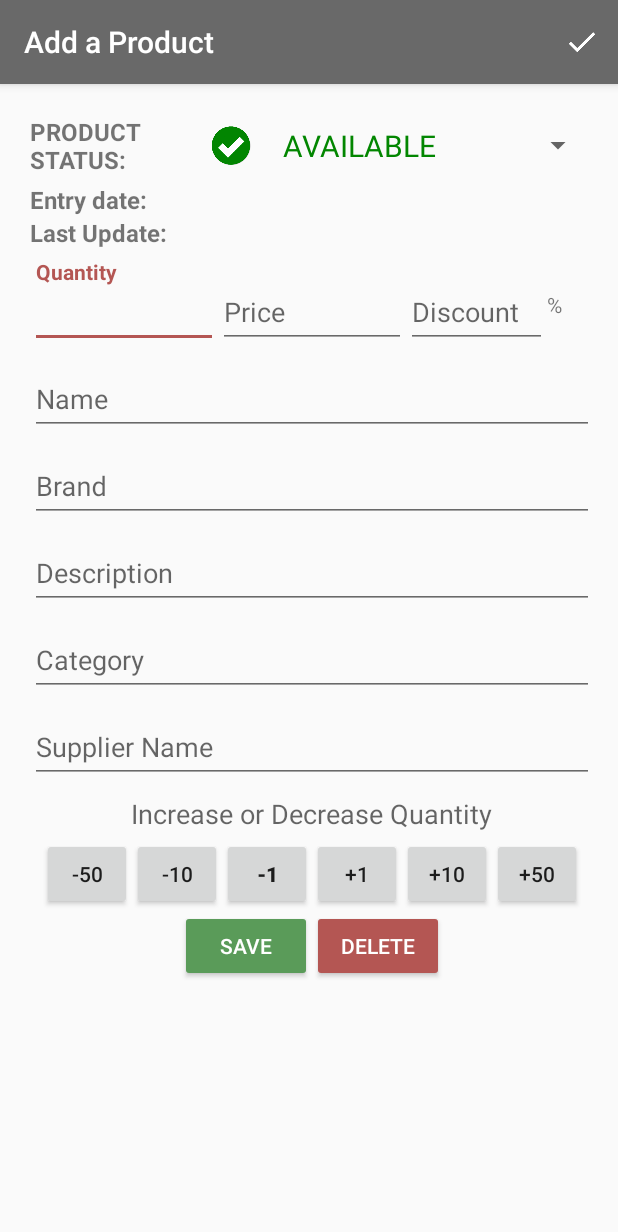
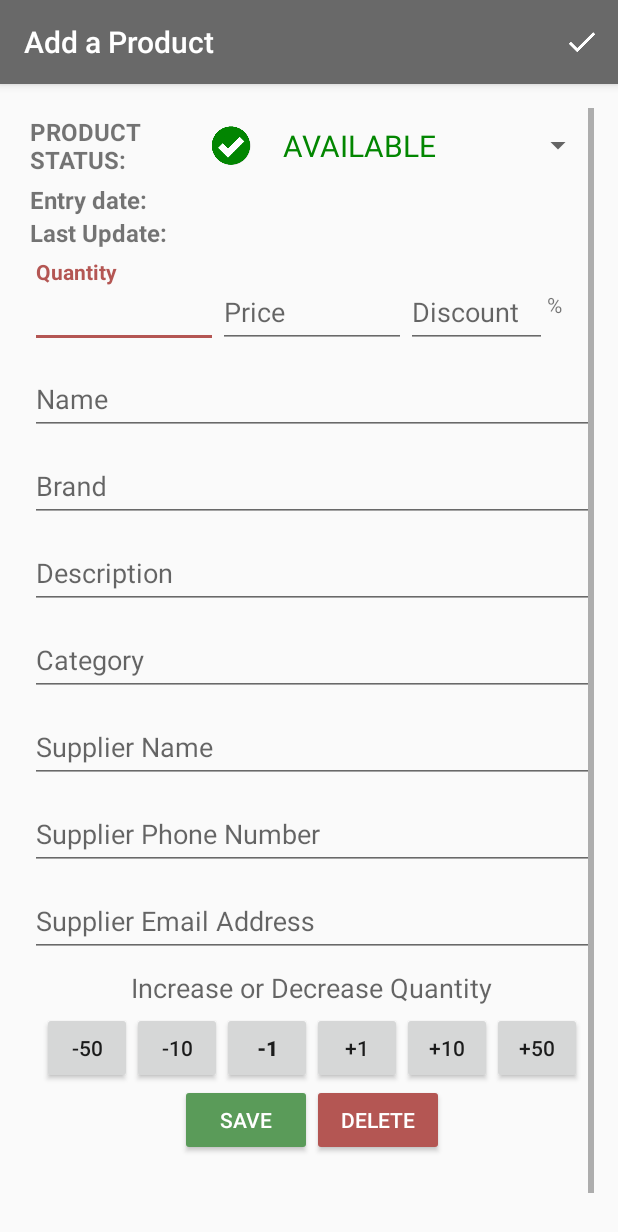
Before and after one commit to jesselima/nanodegree-android-basic-inventory-app, an Android app: the screen it shows after launch (EditorActivity), after a tap on an icon or button, on a phone screen of 412 x 824 dp. Shown: the top 1232 px of the screen. Run offline under Robolectric (Android 15) with nearby library versions, the phone set to English and light mode, and no system bars.

Commit message:
feat: Email and phone fields added to supplier

```diff
--- a/app/src/main/java/com/udacity/inventory/CatalogActivity.java
+++ b/app/src/main/java/com/udacity/inventory/CatalogActivity.java
@@ -132,13 +132,15 @@ public class CatalogActivity extends AppCompatActivity implements
                 int randomQuantity = randomQuantityGenerator.nextInt(300) + 10;
                 values.put(ProductEntry.COLUMN_PRODUCT_QUANTITY, randomQuantity);
             values.put(ProductEntry.COLUMN_PRODUCT_SUPPLIER, "Supplier of product " + i);
+            values.put(ProductEntry.COLUMN_PRODUCT_SUPPLIER_PHONE, "(531) 987-789-456");
+            values.put(ProductEntry.COLUMN_PRODUCT_SUPPLIER_EMAIL, "contact@supplier"+ i + ".com");
             values.put(ProductEntry.COLUMN_PRODUCT_ENTRY_DATE, timeStamp); // Epoch timestamp: 1528046360
             values.put(ProductEntry.COLUMN_PRODUCT_UPDATED, timeStamp); // Epoch timestamp: 1528046360
             values.put(ProductEntry.COLUMN_PRODUCT_PICTURE, R.drawable.dummy_image_smartphone); // Sample product image.
 
             Uri newUri = getContentResolver().insert(ProductEntry.CONTENT_URI, values);
         }
-        doToast(String.valueOf(sampleDataNumber-1) + " test products added to the data base.");
+        doToast(String.valueOf(sampleDataNumber-1) + " test products added to the database.");
     }
 
     private void deleteAllProducts() {
--- a/app/src/main/java/com/udacity/inventory/EditorActivity.java
+++ b/app/src/main/java/com/udacity/inventory/EditorActivity.java
@@ -49,6 +49,8 @@ public class EditorActivity extends AppCompatActivity implements
     private EditText mDiscountEditText;
     private EditText mQuantityEditText;
     private EditText mSupplierEditText;
+    private EditText mSupplierPhoneEditText;
+    private EditText mSupplierEmailEditText;
     private TextView mEntryDateEditText, mUpdatedDateEditText;
     private Spinner mProductStatusSpinner;
 
@@ -97,6 +99,8 @@ public class EditorActivity extends AppCompatActivity implements
         mDiscountEditText = findViewById(R.id.edit_product_discount);
         mQuantityEditText = findViewById(R.id.edit_product_quantity);
         mSupplierEditText = findViewById(R.id.edit_product_supplier);
+        mSupplierPhoneEditText = findViewById(R.id.edit_product_supplier_phone);
+        mSupplierEmailEditText = findViewById(R.id.edit_product_supplier_email);
 
         mEntryDateEditText = findViewById(R.id.tv_entry_date);
         mUpdatedDateEditText = findViewById(R.id.tv_updated_date);
@@ -111,6 +115,8 @@ public class EditorActivity extends AppCompatActivity implements
         mDiscountEditText.setOnTouchListener(mTouchListener);
         mQuantityEditText.setOnTouchListener(mTouchListener);
         mSupplierEditText.setOnTouchListener(mTouchListener);
+        mSupplierPhoneEditText.setOnTouchListener(mTouchListener);
+        mSupplierEmailEditText.setOnTouchListener(mTouchListener);
         mProductStatusSpinner.setOnTouchListener(mTouchListener);
         setupSpinner();
 
@@ -321,7 +327,9 @@ public class EditorActivity extends AppCompatActivity implements
                 ProductEntry.COLUMN_PRODUCT_SUPPLIER,
                 ProductEntry.COLUMN_PRODUCT_ENTRY_DATE,
                 ProductEntry.COLUMN_PRODUCT_UPDATED,
-                ProductEntry.COLUMN_PRODUCT_PICTURE };
+                ProductEntry.COLUMN_PRODUCT_PICTURE,
+                ProductEntry.COLUMN_PRODUCT_SUPPLIER_PHONE,
+                ProductEntry.COLUMN_PRODUCT_SUPPLIER_EMAIL };
 
         // This loader will execute the ContentProvider's query method on a background thread
         return new CursorLoader(this,   // Parent activity context
@@ -353,6 +361,8 @@ public class EditorActivity extends AppCompatActivity implements
             int discountColumnIndex =       cursor.getColumnIndex(ProductEntry.COLUMN_PRODUCT_DISCOUNT);
             int quantityColumnIndex =       cursor.getColumnIndex(ProductEntry.COLUMN_PRODUCT_QUANTITY);
             int supplierColumnIndex =       cursor.getColumnIndex(ProductEntry.COLUMN_PRODUCT_SUPPLIER);
+            int supplierPhoneColumnIndex =  cursor.getColumnIndex(ProductEntry.COLUMN_PRODUCT_SUPPLIER_PHONE);
+            int supplierEmailColumnIndex =  cursor.getColumnIndex(ProductEntry.COLUMN_PRODUCT_SUPPLIER_EMAIL);
             int statusColumnIndex =         cursor.getColumnIndex(ProductEntry.COLUMN_PRODUCT_STATUS);
             int entryDateColumnIndex =      cursor.getColumnIndex(ProductEntry.COLUMN_PRODUCT_ENTRY_DATE);
             int updatedColumnIndex =        cursor.getColumnIndex(ProductEntry.COLUMN_PRODUCT_UPDATED);
@@ -366,6 +376,8 @@ public class EditorActivity extends AppCompatActivity implements
             double  price =         cursor.getDouble(priceColumnIndex);
             int     discount =      cursor.getInt(discountColumnIndex);
             String  supplier =      cursor.getString(supplierColumnIndex);
+            String  supplierPhone = cursor.getString(supplierPhoneColumnIndex);
+            String  supplierEmail = cursor.getString(supplierEmailColumnIndex);
             int     quantity =      cursor.getInt(quantityColumnIndex);
 
             long entryDateLong = cursor.getInt(entryDateColumnIndex);
@@ -395,6 +407,8 @@ public class EditorActivity extends AppCompatActivity implements
             mDiscountEditText.setText(String.valueOf(discount));
             mQuantityEditText.setText(String.valueOf(quantity));
             mSupplierEditText.setText(supplier);
+            mSupplierPhoneEditText.setText(supplierPhone);
+            mSupplierEmailEditText.setText(supplierEmail);
 
             mEntryDateEditText.setText(String.valueOf(entryDate));
             mUpdatedDateEditText.setText(String.valueOf(updatedDate));
@@ -506,6 +520,8 @@ public class EditorActivity extends AppCompatActivity implements
         String descriptionString = mDescriptionEditText.getText().toString().trim();
         String categoryString = mCategoryEditText.getText().toString().trim();
         String supplier = mSupplierEditText.getText().toString().trim();
+        String supplierPhone = mSupplierPhoneEditText.getText().toString().trim();
+        String supplierEmail = mSupplierEmailEditText.getText().toString().trim();
         double price = Double.parseDouble(mPriceEditText.getText().toString().trim());
         int discount = Integer.parseInt(mDiscountEditText.getText().toString().trim());
         int quantity = Integer.parseInt(mQuantityEditText.getText().toString().trim());
@@ -520,6 +536,8 @@ public class EditorActivity extends AppCompatActivity implements
         values.put(ProductEntry.COLUMN_PRODUCT_DISCOUNT, discount);
         values.put(ProductEntry.COLUMN_PRODUCT_QUANTITY, quantity);
         values.put(ProductEntry.COLUMN_PRODUCT_SUPPLIER, supplier);
+        values.put(ProductEntry.COLUMN_PRODUCT_SUPPLIER_PHONE, supplierPhone);
+        values.put(ProductEntry.COLUMN_PRODUCT_SUPPLIER_EMAIL, supplierEmail);
         values.put(ProductEntry.COLUMN_PRODUCT_STATUS, status);
 
         long currentDateTime = System.currentTimeMillis()/1000;
--- a/app/src/main/java/com/udacity/inventory/data/ProductContract.java
+++ b/app/src/main/java/com/udacity/inventory/data/ProductContract.java
@@ -35,6 +35,8 @@ public final class ProductContract {
         public final static String COLUMN_PRODUCT_STATUS = "status";
         public final static String COLUMN_PRODUCT_QUANTITY = "quantity";
         public final static String COLUMN_PRODUCT_SUPPLIER = "supplier";
+        public final static String COLUMN_PRODUCT_SUPPLIER_PHONE = "phone";
+        public final static String COLUMN_PRODUCT_SUPPLIER_EMAIL = "email";
         public final static String COLUMN_PRODUCT_ENTRY_DATE = "entry_date";
         public final static String COLUMN_PRODUCT_UPDATED = "updated";
         public final static String COLUMN_PRODUCT_PICTURE = "picture";
--- a/app/src/main/java/com/udacity/inventory/data/ProductDbHelper.java
+++ b/app/src/main/java/com/udacity/inventory/data/ProductDbHelper.java
@@ -34,6 +34,8 @@ public class ProductDbHelper extends SQLiteOpenHelper {
                 + ProductEntry.COLUMN_PRODUCT_STATUS + " INTEGER NOT NULL DEFAULT 0, "
                 + ProductEntry.COLUMN_PRODUCT_QUANTITY + " INTEGER NOT NULL DEFAULT 0, "
                 + ProductEntry.COLUMN_PRODUCT_SUPPLIER + " TEXT NOT NULL, "
+                + ProductEntry.COLUMN_PRODUCT_SUPPLIER_PHONE + " TEXT NOT NULL, "
+                + ProductEntry.COLUMN_PRODUCT_SUPPLIER_EMAIL + " TEXT NOT NULL, "
                 + ProductEntry.COLUMN_PRODUCT_ENTRY_DATE + " INTEGER NOT NULL, "
                 + ProductEntry.COLUMN_PRODUCT_UPDATED + " INTEGER NOT NULL, "
                 + ProductEntry.COLUMN_PRODUCT_PICTURE + " BLOB DEFAULT NULL);";
--- a/app/src/main/res/layout/activity_editor.xml
+++ b/app/src/main/res/layout/activity_editor.xml
@@ -231,6 +231,36 @@
                         android:layout_width="match_parent"
                         android:layout_height="wrap_content"
                         android:hint="Supplier Name"
+                        android:inputType="textCapSentences"
+                        android:maxLines="1"
+                        android:theme="@style/formEditText" />
+                </android.support.design.widget.TextInputLayout>
+
+                <!-- Product Supplier Phone Number -->
+                <android.support.design.widget.TextInputLayout
+                    android:layout_width="match_parent"
+                    android:layout_height="wrap_content"
+                    app:hintTextAppearance="@style/formHintText">
+                    <EditText
+                        android:id="@+id/edit_product_supplier_phone"
+                        android:layout_width="match_parent"
+                        android:layout_height="wrap_content"
+                        android:hint="Supplier Phone Number"
+                        android:inputType="phone"
+                        android:maxLines="1"
+                        android:theme="@style/formEditText" />
+                </android.support.design.widget.TextInputLayout>
+
+                <!-- Product Supplier Email -->
+                <android.support.design.widget.TextInputLayout
+                    android:layout_width="match_parent"
+                    android:layout_height="wrap_content"
+                    app:hintTextAppearance="@style/formHintText">
+                    <EditText
+                        android:id="@+id/edit_product_supplier_email"
+                        android:layout_width="match_parent"
+                        android:layout_height="wrap_content"
+                        android:hint="Supplier Email Address"
                         android:inputType="textEmailAddress"
                         android:maxLines="1"
                         android:theme="@style/formEditText" />
```
